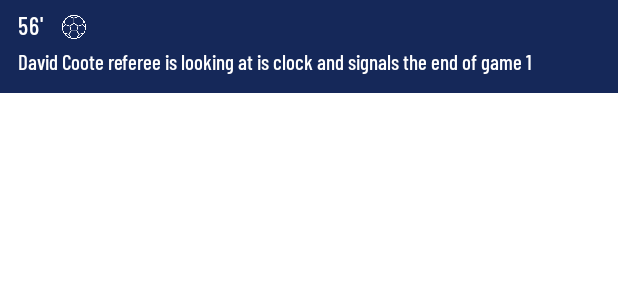
After one commit to dzibric/match-centre, an Android app: the layout item_commentary.xml on its own in the app's theme, with its tools: preview values and no code run, on a phone screen of 412 x 824 dp. The commit adds this screen. Shown: the top 300 px of the screen. Run offline under Robolectric (Android 15) with nearby library versions, the light colour scheme and no system bars.

Commit message:
Finish commentary

```diff
--- a/app/src/main/java/com/incrowd/matchcentre/ui/main/MainTabLayoutAdapter.kt
+++ b/app/src/main/java/com/incrowd/matchcentre/ui/main/MainTabLayoutAdapter.kt
@@ -4,7 +4,7 @@ import androidx.fragment.app.Fragment
 import androidx.fragment.app.FragmentActivity
 import androidx.viewpager2.adapter.FragmentStateAdapter
 import com.incrowd.matchcentre.R
-import com.incrowd.matchcentre.ui.main.fragment.CommentaryFragment
+import com.incrowd.matchcentre.ui.main.commentary.CommentaryFragment
 import com.incrowd.matchcentre.ui.main.details.DetailsFragment
 import com.incrowd.matchcentre.ui.main.stats.StatsFragment
 
--- a/app/src/main/java/com/incrowd/matchcentre/utils/Constants.kt
+++ b/app/src/main/java/com/incrowd/matchcentre/utils/Constants.kt
@@ -7,3 +7,9 @@ const val GOAL = "Goal"
 const val SUBSTITUTION = "Substitution"
 const val FIRST_HALF = "FirstHalf"
 const val SECOND_HALF = "SecondHalf"
+const val OFFSIDE = "Offside"
+const val START = "start"
+const val END_1 = "end 1"
+const val END_2 = "end 2"
+const val END_14 = "end 14"
+const val START_DELAY = "start delay"
--- /dev/null
+++ b/app/src/main/res/layout/item_commentary.xml
@@ -0,0 +1,65 @@
+<?xml version="1.0" encoding="utf-8"?>
+<androidx.constraintlayout.widget.ConstraintLayout xmlns:android="http://schemas.android.com/apk/res/android"
+    xmlns:app="http://schemas.android.com/apk/res-auto"
+    xmlns:tools="http://schemas.android.com/tools"
+    android:layout_width="match_parent"
+    android:layout_height="wrap_content"
+    android:paddingStart="12dp"
+    android:paddingEnd="12dp"
+    android:paddingBottom="12dp"
+    android:paddingTop="6dp"
+    tools:background="@color/colorPrimary">
+
+    <TextView
+        android:id="@+id/tv_time"
+        android:layout_width="wrap_content"
+        android:layout_height="wrap_content"
+        android:fontFamily="@font/barlow_condensed_medium"
+        android:letterSpacing="0.05"
+        android:textAllCaps="true"
+        android:textColor="@color/white"
+        android:textSize="16sp"
+        app:layout_constraintStart_toStartOf="parent"
+        app:layout_constraintTop_toTopOf="parent"
+        tools:text="56'" />
+
+    <ImageView
+        android:id="@+id/iv_commentary"
+        android:layout_width="16dp"
+        android:layout_height="16dp"
+        android:layout_marginStart="12dp"
+        android:layout_marginTop="4dp"
+        app:layout_goneMarginStart="0dp"
+        app:layout_constraintStart_toEndOf="@id/tv_time"
+        app:layout_constraintTop_toTopOf="parent"
+        tools:src="@drawable/ic_football_56dp" />
+
+    <androidx.constraintlayout.widget.Barrier
+        android:id="@+id/top_group"
+        android:layout_width="wrap_content"
+        android:layout_height="wrap_content"
+        app:barrierDirection="bottom"
+        app:layout_constraintStart_toStartOf="parent"
+        app:layout_constraintEnd_toEndOf="parent"
+        app:constraint_referenced_ids="iv_commentary, tv_time"/>
+
+    <Space
+        android:id="@+id/barrier_space"
+        android:layout_width="match_parent"
+        android:layout_height="wrap_content"
+        app:layout_constraintTop_toTopOf="@id/top_group"/>
+
+    <TextView
+        android:id="@+id/tv_commentary"
+        android:layout_width="0dp"
+        android:layout_height="wrap_content"
+        android:fontFamily="@font/barlow_condensed_medium"
+        android:textColor="@color/white"
+        app:layout_goneMarginTop="0dp"
+        android:layout_marginTop="4dp"
+        app:layout_constraintStart_toStartOf="parent"
+        app:layout_constraintEnd_toEndOf="parent"
+        app:layout_constraintTop_toBottomOf="@id/barrier_space"
+        tools:text="David Coote referee is looking at is clock and signals the end of game 1" />
+
+</androidx.constraintlayout.widget.ConstraintLayout>
```
Also changed, not shown: app/src/main/java/com/incrowd/matchcentre/data/match/models/commentary/Commentary.kt (+27 -2 lines), app/src/main/java/com/incrowd/matchcentre/ui/main/commentary/CommentaryAdapter.kt (added, +76 -0 lines), app/src/main/java/com/incrowd/matchcentre/ui/main/commentary/CommentaryFragment.kt (renamed from app/src/main/java/com/incrowd/matchcentre/ui/main/fragment/CommentaryFragment.kt, +8 -3 lines), app/src/main/java/com/incrowd/matchcentre/ui/main/commentary/CommentaryHelper.kt (added, +10 -0 lines), app/src/main/res/layout/fragment_commentary.xml (+12 -1 lines), app/src/main/res/drawable-hdpi/ic_delay_56dp.png (added), app/src/main/res/drawable-hdpi/ic_whistle_56dp.png (added), app/src/main/res/drawable-mdpi/ic_delay_56dp.png (added), app/src/main/res/drawable-mdpi/ic_whistle_56dp.png (added), app/src/main/res/drawable-xhdpi/ic_delay_56dp.png (added), app/src/main/res/drawable-xhdpi/ic_whistle_56dp.png (added), app/src/main/res/drawable-xxhdpi/ic_delay_56dp.png (added), app/src/main/res/drawable-xxhdpi/ic_whistle_56dp.png (added), app/src/main/res/drawable-xxxhdpi/ic_delay_56dp.png (added), 1 more files.
